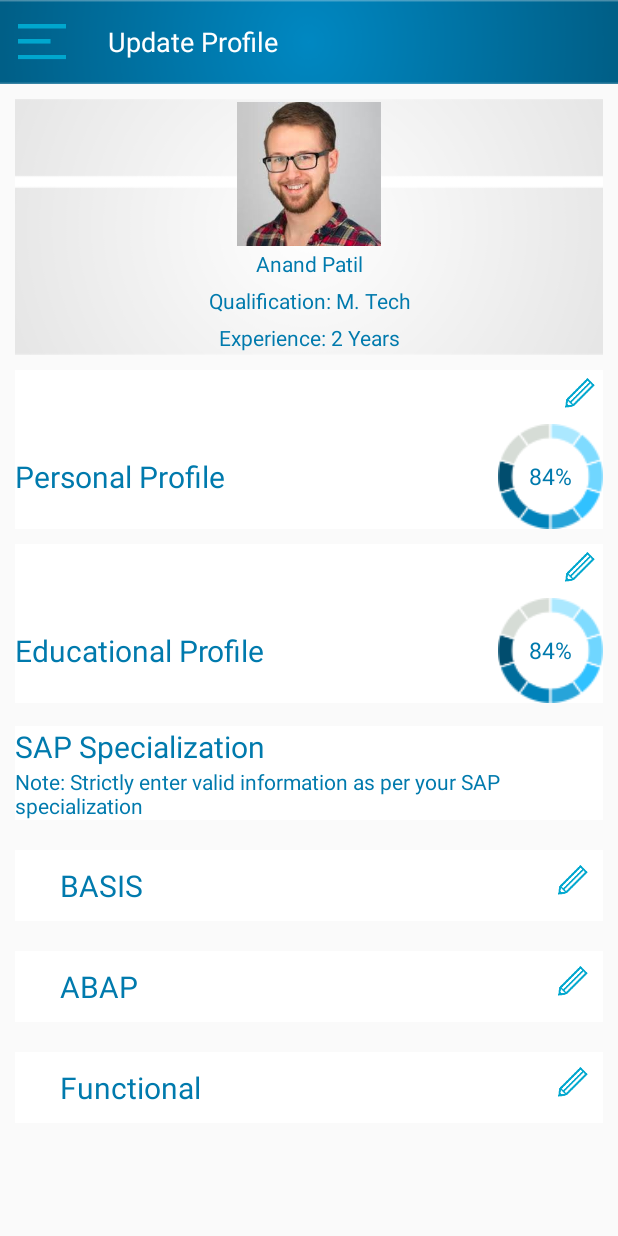
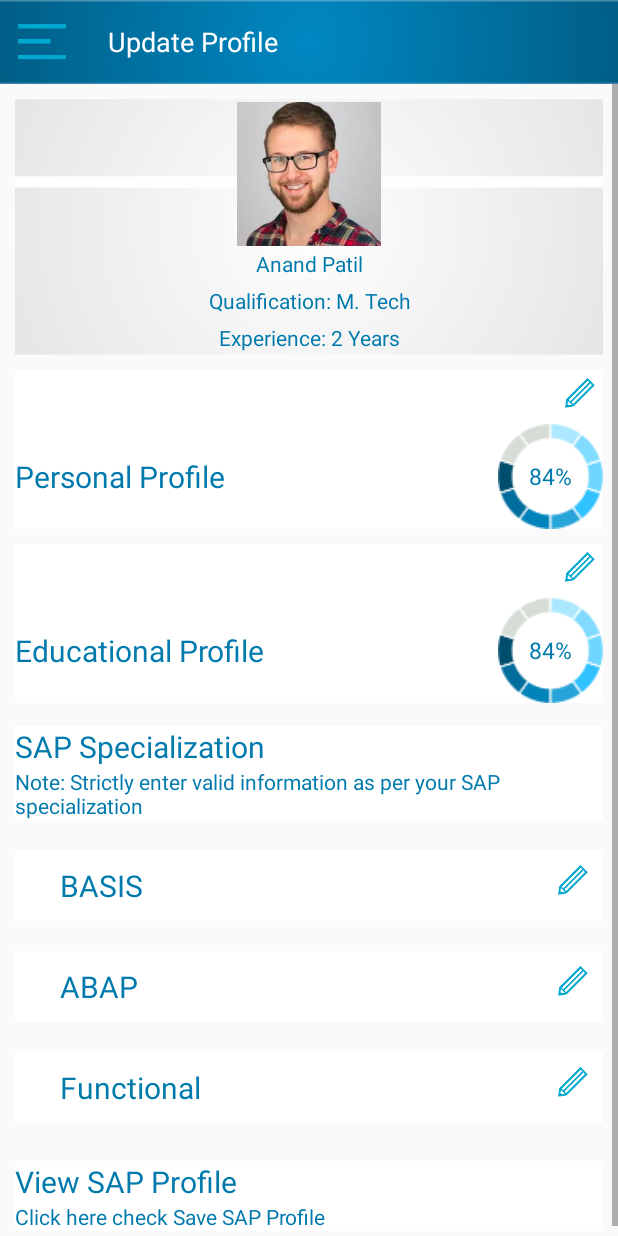
Before and after one commit to Aaryatech/SAP_Recruit, an Android app: the fragment UpdateProfileFragment placed in its activity, on a phone screen of 412 x 824 dp. Run offline under Robolectric (Android 15) with nearby library versions, the phone set to English and light mode, and no system bars; our stand-ins replace ButterKnife; libraries missing offline, so code that uses them is left out: dmax.dialog; plain views replace CircleDisplay; Roboto replaces fonts that are not available here; 8 statements that could not run were skipped.

Commit message:
Attaching SAP Profile

```diff
--- a/app/src/main/java/com/ats/sap_recruitment/fragment/UpdateProfileFragment.java
+++ b/app/src/main/java/com/ats/sap_recruitment/fragment/UpdateProfileFragment.java
@@ -9,7 +9,11 @@ import android.support.annotation.NonNull;
 import android.support.annotation.Nullable;
 import android.support.v4.app.Fragment;
 import android.support.v4.app.FragmentTransaction;
+import android.support.v7.widget.DefaultItemAnimator;
 import android.support.v7.widget.LinearLayoutCompat;
+import android.support.v7.widget.LinearLayoutManager;
+import android.support.v7.widget.RecyclerView;
+import android.util.DisplayMetrics;
 import android.util.Log;
 import android.view.LayoutInflater;
 import android.view.View;
@@ -23,11 +27,14 @@ import android.widget.ListView;
 import android.widget.TextView;
 
 import com.ats.sap_recruitment.R;
+import com.ats.sap_recruitment.adpter.SavedSapProfileAdapter;
 import com.ats.sap_recruitment.bean.Categories;
 import com.ats.sap_recruitment.bean.EduPerProfile;
 import com.ats.sap_recruitment.bean.LoginBean;
 import com.ats.sap_recruitment.bean.MainCat;
 import com.ats.sap_recruitment.bean.PerProfile;
+import com.ats.sap_recruitment.bean.SapProfile;
+import com.ats.sap_recruitment.bean.SapProfileList;
 import com.ats.sap_recruitment.bean.SubCat;
 import com.ats.sap_recruitment.bean.SubSubCat;
 import com.ats.sap_recruitment.retroInt.APIClient;
@@ -37,6 +44,7 @@ import com.google.gson.Gson;
 
 import java.util.ArrayList;
 
+import butterknife.BindView;
 import butterknife.ButterKnife;
 import butterknife.OnClick;
 import dmax.dialog.SpotsDialog;
@@ -53,6 +61,20 @@ import static com.ats.sap_recruitment.activity.HomeActivity.tvTitle;
 public class UpdateProfileFragment extends Fragment {
 
     public static final String TAG = "UpdateProfileFragment";
+    private static RecyclerView.Adapter adapter;
+    @BindView(R.id.llViewSapProfile)
+    LinearLayout llViewSapProfile;
+    @BindView(R.id.llLsvViewSAP)
+    LinearLayout llLsvViewSAP;
+    @BindView(R.id.rclVeiwSap)
+    RecyclerView rclVeiwSap;
+    @BindView(R.id.tvLabelViewSAP)
+    TextView tvLabelViewSAP;
+    @BindView(R.id.tvLabelViewSAPText)
+    TextView tvLabelViewSAPText;
+    private RecyclerView.LayoutManager layoutManager;
+
+    private ArrayList<SapProfileList> sapProfileLists = new ArrayList<>();
     private PerProfile perProfile;
     private EduPerProfile eduPerProfile;
     private LoginBean loginBean;
@@ -94,6 +116,28 @@ public class UpdateProfileFragment extends Fragment {
         ViewGroup.LayoutParams params = listView.getLayoutParams();
         params.height = totalHeight + (listView.getDividerHeight() * (listAdapter.getCount() - 1));
         listView.setLayoutParams(params);
+    }
+
+    public static void getTotalHeightofRecyclerView(RecyclerView recyclerView) {
+
+        RecyclerView.Adapter mAdapter = recyclerView.getAdapter();
+
+        int totalHeight = 0;
+
+        for (int i = 0; i < mAdapter.getItemCount(); i++) {
+            View mView = recyclerView.findViewHolderForAdapterPosition(i).itemView;
+
+            mView.measure(View.MeasureSpec.makeMeasureSpec(0, View.MeasureSpec.UNSPECIFIED),
+                    View.MeasureSpec.makeMeasureSpec(0, View.MeasureSpec.UNSPECIFIED));
+
+            totalHeight += mView.getMeasuredHeight();
+        }
+
+        if (totalHeight > 100) {
+            ViewGroup.LayoutParams params = recyclerView.getLayoutParams();
+            params.height = 100;
+            recyclerView.setLayoutParams(params);
+        }
     }
 
     @Override
@@ -181,17 +225,11 @@ public class UpdateProfileFragment extends Fragment {
 
 
         getAllCategories();
-        //        ArrayList for Basis Specialisation
-//        arrayBasisList.add("OS");
-//        arrayBasisList.add("DB");
-//        arrayBasisList.add("SAP Product");
-
-//        ArrayList for Basis Specialisation
+        getAllSapProfileList();
 
         arrayABAPList.add("SampleABAP");
         arrayABAPList.add("TestABAP");
 
-//         ArrayList for Basis Specialisation
         arrayFunctionalList.add("SampleFunctional");
         arrayFunctionalList.add("TestFunctional");
 
@@ -329,6 +367,35 @@ public class UpdateProfileFragment extends Fragment {
         return view;
     }
 
+    @OnClick(R.id.llViewSapProfile)
+    public void getVeiwSapClick() {
+        if (llLsvViewSAP.getVisibility() == View.GONE) {
+            llLsvViewSAP.setVisibility(View.VISIBLE);
+            if (!sapProfileLists.isEmpty()) {
+                adapter = new SavedSapProfileAdapter(sapProfileLists, getActivity());
+                rclVeiwSap.setAdapter(adapter);
+
+
+                DisplayMetrics displaymetrics = new DisplayMetrics();
+                getActivity().getWindowManager().getDefaultDisplay().getMetrics(displaymetrics);
+                int a = (displaymetrics.heightPixels * 90) / 100;
+                rclVeiwSap.getLayoutParams().height = a;
+
+
+                rclVeiwSap.setHasFixedSize(true);
+                layoutManager = new LinearLayoutManager(getContext());
+                rclVeiwSap.setLayoutManager(layoutManager);
+                rclVeiwSap.setItemAnimator(new DefaultItemAnimator());
+                //  getTotalHeightofRecyclerView(rclVeiwSap);
+            }
+
+
+        } else {
+            llLsvViewSAP.setVisibility(View.GONE);
+
+        }
+    }
+
     @OnClick(R.id.llUpdateBasis)
     public void getBasisSelected() {
         if (llLsvBasis.getVisibility() == View.GONE) {
@@ -353,7 +420,6 @@ public class UpdateProfileFragment extends Fragment {
             llLsvBasis.setVisibility(View.GONE);
         }
     }
-
 
     @OnClick(R.id.btnEditBasis)
     public void getEditBasis() {
@@ -483,4 +549,34 @@ public class UpdateProfileFragment extends Fragment {
             }
         });
     }
+
+    public void getAllSapProfileList() {
+        sapProfileLists.clear();
+        final AlertDialog dialog = new SpotsDialog(getActivity());
+        dialog.show();
+        Call<SapProfile> sapProfileCall = apiInterface.getSapProfile("get_mysap_prof_list", usrType, userId, "1");
+        sapProfileCall.enqueue(new Callback<SapProfile>() {
+            @Override
+            public void onResponse(Call<SapProfile> call, Response<SapProfile> response) {
+                dialog.dismiss();
+                if (response.body() != null) {
+                    SapProfile sapProfile = response.body();
+                    Log.e(TAG, "onResponse: Sap Profile : " + sapProfile);
+                    for (int i = 0; i < sapProfile.getSapProfileList().size(); i++) {
+                        sapProfileLists.add(i, sapProfile.getSapProfileList().get(i));
+                    }
+                    Log.e(TAG, "onResponse: Sap Profile List : " + sapProfileLists);
+                } else {
+                    Log.e(TAG, "onResponse: SapProfile Data Not Found");
+                }
+
+            }
+
+            @Override
+            public void onFailure(Call<SapProfile> call, Throwable t) {
+                dialog.dismiss();
+                Log.e(TAG, "onFailure: " + t.getMessage());
+            }
+        });
+    }
 }
--- a/app/src/main/java/com/ats/sap_recruitment/retroInt/APIInterface.java
+++ b/app/src/main/java/com/ats/sap_recruitment/retroInt/APIInterface.java
@@ -8,6 +8,7 @@ import com.ats.sap_recruitment.bean.EduStatusCode;
 import com.ats.sap_recruitment.bean.EducationalProfile;
 import com.ats.sap_recruitment.bean.LoginBean;
 import com.ats.sap_recruitment.bean.PersonProfile;
+import com.ats.sap_recruitment.bean.SapProfile;
 import com.ats.sap_recruitment.bean.SaveJobBaens;
 
 import retrofit2.Call;
@@ -92,4 +93,8 @@ public interface APIInterface {
     @POST("Ser_profile/save_sap_profile")
     Call<EduStatusCode> saveSapProfile(@Field("frm_mode") String frm_mode, @Field("user_type") String user_type, @Field("user_id") String user_id, @Field("main_cat_id") String main_cat_id, @Field("sub_cat_id") String sub_cat_id, @Field("sub_sub_cat_id") String sub_sub_cat_id, @Field("act_id") String act_id, @Field("remrk_id") String remrk_id, @Field("exp_year") String exp_year, @Field("exp_month") String exp_month);
 
+    @FormUrlEncoded
+    @POST("Ser_specilization/my_sap_profile_list")
+    Call<SapProfile> getSapProfile(@Field("frm_mode") String frm_mode, @Field("user_type") String user_type, @Field("user_id") String user_id, @Field("prof_cat_id") String prof_cat_id);
+
 }
--- a/app/src/main/res/layout/fragment_update_profile.xml
+++ b/app/src/main/res/layout/fragment_update_profile.xml
@@ -10,7 +10,7 @@
 
         <LinearLayout
             android:layout_width="match_parent"
-            android:layout_height="match_parent"
+            android:layout_height="wrap_content"
             android:orientation="vertical">
 
             <LinearLayout
@@ -176,6 +176,7 @@
                 </LinearLayout>
             </LinearLayout>
 
+
             <LinearLayout
                 android:layout_width="match_parent"
                 android:layout_height="wrap_content"
@@ -202,6 +203,8 @@
                     android:textColor="@color/colorText2" />
 
             </LinearLayout>
+
+
 
             <LinearLayout
                 android:id="@+id/llUpdateBasis"
@@ -359,7 +362,50 @@
                 </LinearLayout>
             </LinearLayout>
 
+            <LinearLayout
+                android:id="@+id/llViewSapProfile"
+                android:layout_width="match_parent"
+                android:layout_height="wrap_content"
+                android:layout_marginBottom="10dp"
+                android:layout_marginLeft="10dp"
+                android:layout_marginRight="10dp"
+                android:layout_marginTop="15dp"
+                android:background="@color/colorWhite"
+                android:orientation="vertical">
+
+                <TextView
+                    android:id="@+id/tvLabelViewSAP"
+                    android:layout_width="match_parent"
+                    android:layout_height="wrap_content"
+                    android:text="View SAP Profile"
+                    android:textColor="@color/colorText2"
+                    android:textSize="20sp" />
+
+                <TextView
+                    android:id="@+id/tvLabelViewSAPText"
+                    android:layout_width="match_parent"
+                    android:layout_height="wrap_content"
+                    android:text="Click here check Save SAP Profile"
+                    android:textColor="@color/colorText2" />
+
+            </LinearLayout>
+
+            <LinearLayout
+                android:id="@+id/llLsvViewSAP"
+                android:layout_width="match_parent"
+                android:layout_height="wrap_content"
+                android:padding="10dp"
+                android:visibility="gone">
+
+                <android.support.v7.widget.RecyclerView
+                    android:id="@+id/rclVeiwSap"
+                    android:layout_width="match_parent"
+                    android:layout_height="wrap_content" />
+
+            </LinearLayout>
 
         </LinearLayout>
     </ScrollView>
+
+
 </FrameLayout>
```
Also changed, not shown: app/src/main/java/com/ats/sap_recruitment/adpter/SavedSapProfileAdapter.java (added, +77 -0 lines), app/src/main/java/com/ats/sap_recruitment/bean/SapActivity.java (added, +38 -0 lines), app/src/main/java/com/ats/sap_recruitment/bean/SapProfile.java (added, +28 -0 lines), app/src/main/java/com/ats/sap_recruitment/bean/SapProfileList.java (added, +76 -0 lines), app/src/main/res/layout/list_view_sap_profile.xml (added, +71 -0 lines).
